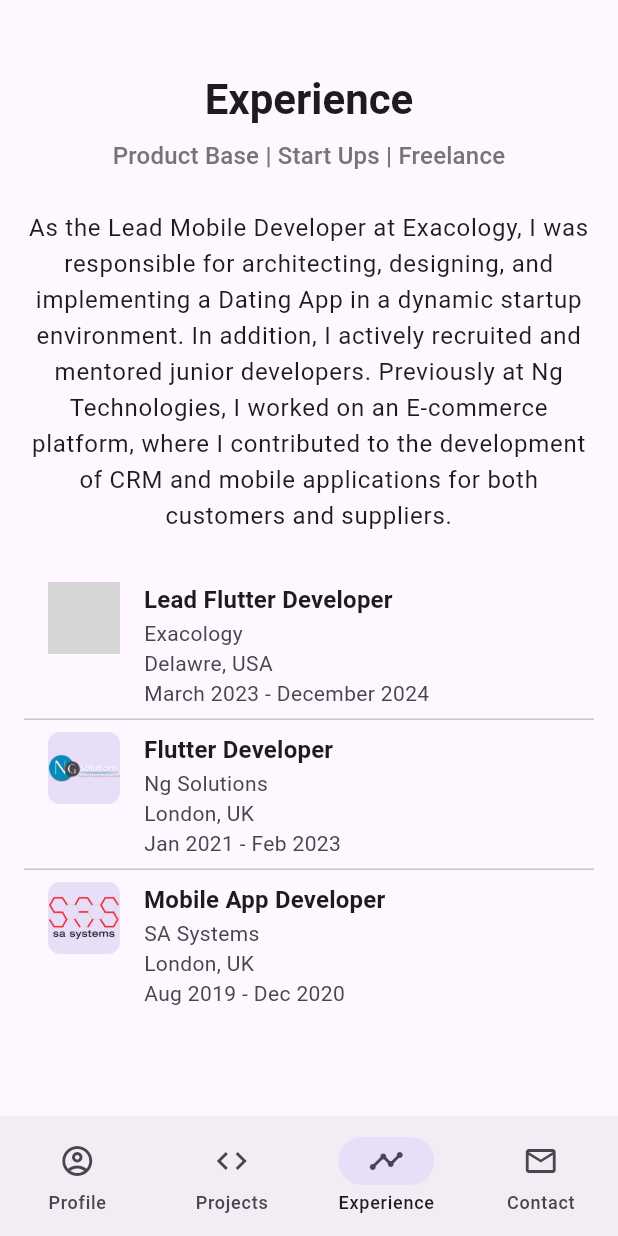
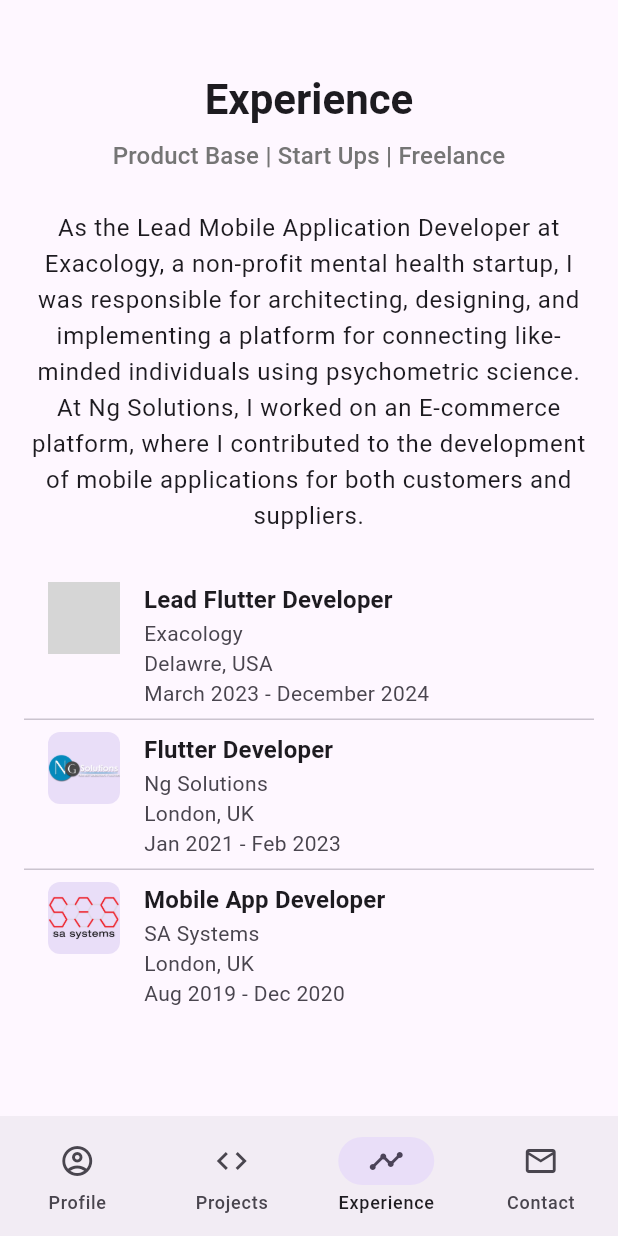
Before and after one commit to fahadjaved882244/portfolio, a Flutter app: the screen it shows after launch, item 3 of the bottom bar chosen, on a phone screen of 412 x 824 dp. Run offline on Flutter 3.47's test engine with Material 3 defaults, Android fonts, the phone set to English and light mode, and no system bars; our stand-ins replace flutter_hooks, hooks_riverpod, shared_preferences; grey boxes are pictures that could not be loaded.

Commit message:
fixed the experience

```diff
--- a/lib/core/app_strings.dart
+++ b/lib/core/app_strings.dart
@@ -18,5 +18,5 @@ class AppStrings {
   static const String experienceTitle = 'Experience';
   static const String experienceTags = 'Product Base | Start Ups | Freelance';
   static const String experienceSummary =
-      "As the Lead Mobile Developer at Exacology, I was responsible for architecting, designing, and implementing a Dating App in a dynamic startup environment. In addition, I actively recruited and mentored junior developers. Previously at Ng Technologies, I worked on an E-commerce platform, where I contributed to the development of CRM and mobile applications for both customers and suppliers.";
+      "As the Lead Mobile Application Developer at Exacology, a non-profit mental health startup, I was responsible for architecting, designing, and implementing a platform for connecting like-minded individuals using psychometric science.\nAt Ng Solutions, I worked on an E-commerce platform, where I contributed to the development of mobile applications for both customers and suppliers.";
 }
```
